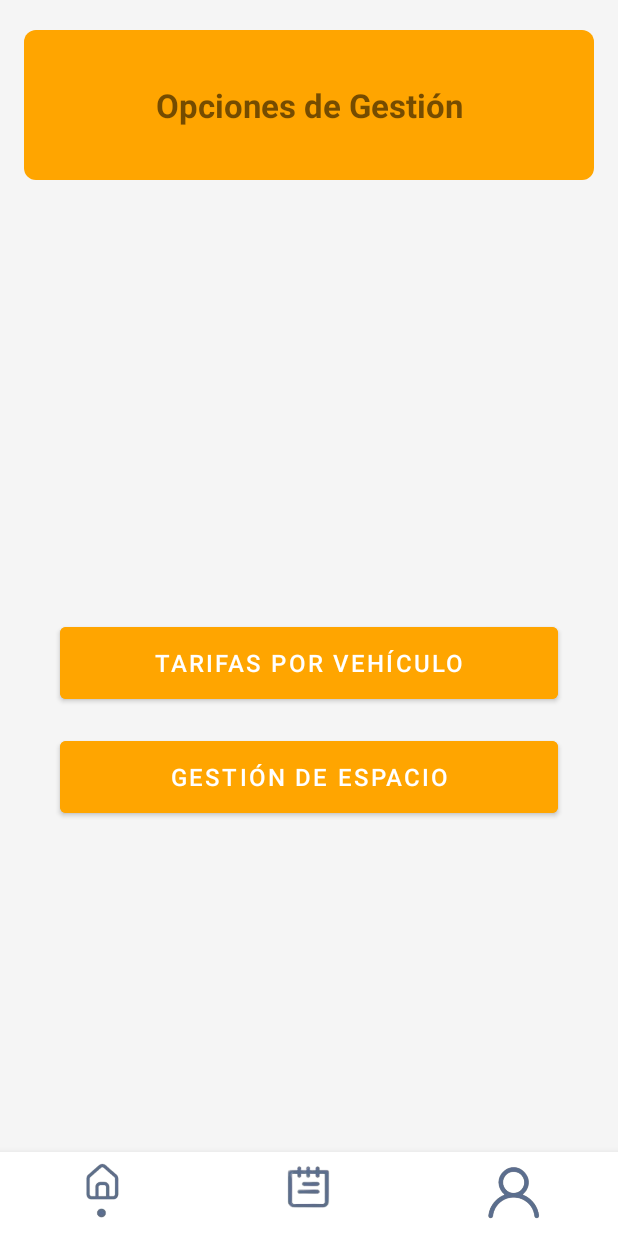
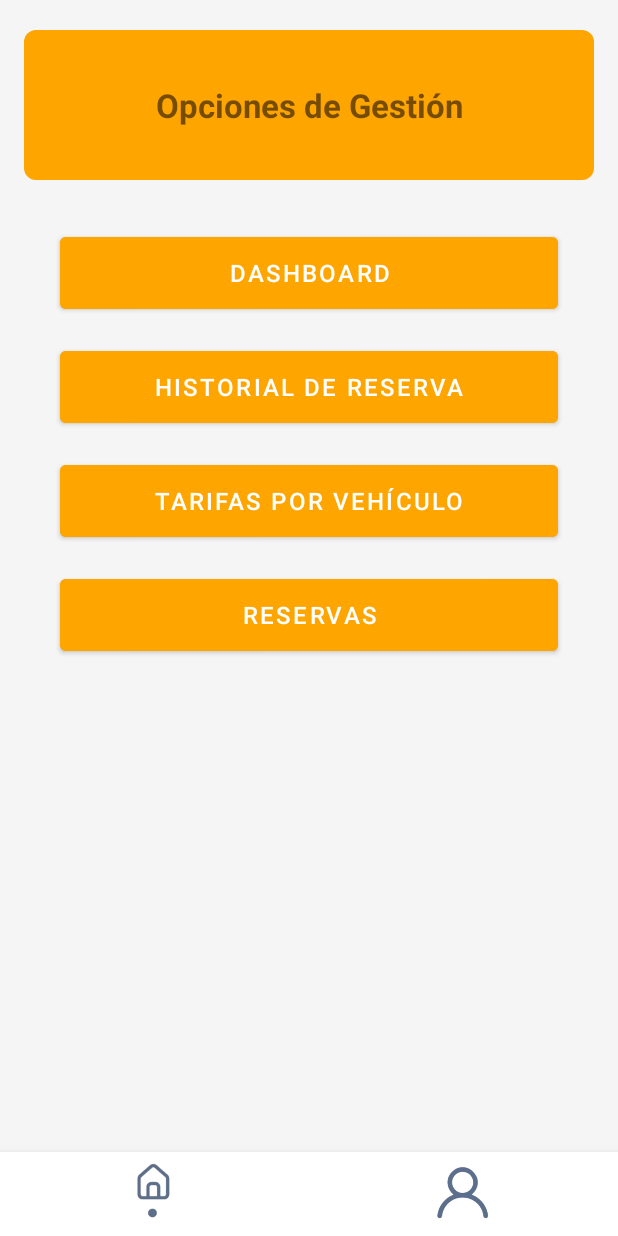
Before and after one commit to Frost173/IntegradorApp, an Android app: the ActivityAdminint screen opened directly, with no data from a screen before it, on a phone screen of 412 x 824 dp. Run offline under Robolectric (Android 15) with nearby library versions, the phone set to English and light mode, and no system bars.

Commit message:
avance 3.8

```diff
--- a/app/src/main/AndroidManifest.xml
+++ b/app/src/main/AndroidManifest.xml
@@ -70,6 +70,8 @@
         <activity android:name=".ActivityPerfilAdmin" tools:ignore="Instantiatable" />
         <activity android:name=".ListaUsuariosActivity" android:exported="false" />
         <activity android:name=".PagoReservaActivity" android:exported="false" />
+        <activity android:name=".DashboardActivity" android:exported="false" />
+
 
     </application>
 </manifest>
--- a/app/src/main/java/com/cochera/miproyectointegrador/ActivityAdminint.java
+++ b/app/src/main/java/com/cochera/miproyectointegrador/ActivityAdminint.java
@@ -10,46 +10,54 @@ import androidx.appcompat.app.AppCompatActivity;
 
 public class ActivityAdminint extends AppCompatActivity {
 
-    private Button btnTarifas, btnGestionEspacio;
-    private ImageButton btnHome, btnHistorial, btnPerfil;
+    private Button btnDashboard, btnTarifas, btnHistorialReserva, btnReservas;
+    private ImageButton btnHome, btnPerfil;
 
     @Override
     protected void onCreate(Bundle savedInstanceState) {
         super.onCreate(savedInstanceState);
         setContentView(R.layout.activity_adminint);
 
+        // Botones principales
+        btnDashboard = findViewById(R.id.btnDashboard);
         btnTarifas = findViewById(R.id.btnTarifas);
-        btnGestionEspacio = findViewById(R.id.btnGestionEspacio);
+        btnHistorialReserva = findViewById(R.id.btnHistorialReserva);
+        btnReservas = findViewById(R.id.btnReservas);  // Botón presente, aún sin funcionalidad
 
+        // Botones inferiores
         btnHome = findViewById(R.id.btnHome);
-        btnHistorial = findViewById(R.id.btnHistorial);
         btnPerfil = findViewById(R.id.btnPerfil);
 
+        // Ir al Dashboard
+        btnDashboard.setOnClickListener(v -> {
+            Intent dashboardIntent = new Intent(ActivityAdminint.this, DashboardActivity.class);
+            startActivity(dashboardIntent);
+        });
+
+        // Ir a Tarifas
         btnTarifas.setOnClickListener(v -> {
             Intent tarifasIntent = new Intent(ActivityAdminint.this, TarifasActivity.class);
             startActivity(tarifasIntent);
         });
 
-        btnGestionEspacio.setOnClickListener(v -> {
-            Intent gestionIntent = new Intent(ActivityAdminint.this, ActivityAdminint.class); // Cambia a tu clase real
-            startActivity(gestionIntent);
+        // Ir al historial de reservas
+        btnHistorialReserva.setOnClickListener(v -> {
+            Intent historialIntent = new Intent(ActivityAdminint.this, ActivityHistorialReserva.class);
+            startActivity(historialIntent);
         });
 
+        // Botón Reservas aún sin funcionalidad
+        btnReservas.setOnClickListener(v -> {
+            Log.d("ActivityAdminint", "Botón de Reservas presionado, funcionalidad aún no implementada.");
+        });
+
+        // Botón inferior Home
         btnHome.setOnClickListener(v -> {
-            Intent homeIntent = new Intent(ActivityAdminint.this, ActivityAdminint.class); // Cambia a tu actividad principal
+            Intent homeIntent = new Intent(ActivityAdminint.this, ActivityAdminint.class);
             startActivity(homeIntent);
         });
 
-        if (btnHistorial != null) {
-            btnHistorial.setOnClickListener(v -> {
-                Intent historialIntent = new Intent(ActivityAdminint.this, ActivityHistorialReserva.class);
-                startActivity(historialIntent);
-            });
-        } else {
-            Log.e("ActivityAdminint", "btnHistorial no encontrado en el layout");
-        }
-
-        // Aquí agregamos el listener para btnPerfil
+        // Ir al perfil del admin
         btnPerfil.setOnClickListener(v -> {
             Intent perfilIntent = new Intent(ActivityAdminint.this, ActivityPerfilAdmin.class);
             startActivity(perfilIntent);
--- a/app/src/main/res/layout/activity_adminint.xml
+++ b/app/src/main/res/layout/activity_adminint.xml
@@ -6,32 +6,54 @@
     android:layout_height="match_parent"
     android:background="#F5F5F5">
 
-    <!-- Franja naranja -->
+    <!-- Título principal -->
     <TextView
-        android:id="@+id/textView2"
+        android:id="@+id/textViewTitulo"
         android:layout_width="0dp"
         android:layout_height="100dp"
         android:background="@drawable/backdos_franja"
-        android:padding="24dp"
         android:text="Opciones de Gestión"
         android:textSize="22sp"
         android:textStyle="bold"
         android:gravity="center"
+        android:padding="24dp"
+        android:layout_marginTop="20dp"
+        android:layout_marginHorizontal="16dp"
         app:layout_constraintTop_toTopOf="parent"
         app:layout_constraintStart_toStartOf="parent"
-        app:layout_constraintEnd_toEndOf="parent"
-        android:layout_marginTop="20dp"
-        android:layout_marginHorizontal="16dp" />
+        app:layout_constraintEnd_toEndOf="parent" />
 
-    <!-- Contenedor invisible para centrar los botones en medio -->
-    <androidx.constraintlayout.widget.Guideline
-        android:id="@+id/centerGuide"
-        android:layout_width="wrap_content"
-        android:layout_height="wrap_content"
-        android:orientation="horizontal"
-        app:layout_constraintGuide_percent="0.5" />
+    <!-- Botón Dashboard -->
+    <Button
+        android:id="@+id/btnDashboard"
+        android:layout_width="0dp"
+        android:layout_height="60dp"
+        android:text="Dashboard"
+        android:backgroundTint="#FFA500"
+        android:textColor="#FFFFFF"
+        android:textSize="16sp"
+        android:layout_marginTop="32dp"
+        android:layout_marginHorizontal="40dp"
+        app:layout_constraintTop_toBottomOf="@id/textViewTitulo"
+        app:layout_constraintStart_toStartOf="parent"
+        app:layout_constraintEnd_toEndOf="parent" />
 
-    <!-- Botón Tarifas -->
+    <!-- Botón Historial de Reserva -->
+    <Button
+        android:id="@+id/btnHistorialReserva"
+        android:layout_width="0dp"
+        android:layout_height="60dp"
+        android:text="Historial de Reserva"
+        android:backgroundTint="#FFA500"
+        android:textColor="#FFFFFF"
+        android:textSize="16sp"
+        android:layout_marginTop="16dp"
+        android:layout_marginHorizontal="40dp"
+        app:layout_constraintTop_toBottomOf="@id/btnDashboard"
+        app:layout_constraintStart_toStartOf="parent"
+        app:layout_constraintEnd_toEndOf="parent" />
+
+    <!-- Botón Tarifas por Vehículo -->
     <Button
         android:id="@+id/btnTarifas"
         android:layout_width="0dp"
@@ -40,28 +62,28 @@
         android:backgroundTint="#FFA500"
         android:textColor="#FFFFFF"
         android:textSize="16sp"
-        app:layout_constraintTop_toTopOf="@+id/centerGuide"
+        android:layout_marginTop="16dp"
+        android:layout_marginHorizontal="40dp"
+        app:layout_constraintTop_toBottomOf="@id/btnHistorialReserva"
         app:layout_constraintStart_toStartOf="parent"
-        app:layout_constraintEnd_toEndOf="parent"
-        android:layout_marginHorizontal="40dp"
-        android:layout_marginBottom="8dp" />
+        app:layout_constraintEnd_toEndOf="parent" />
 
-    <!-- Botón Gestión de Espacio -->
+    <!-- Botón Reservas -->
     <Button
-        android:id="@+id/btnGestionEspacio"
+        android:id="@+id/btnReservas"
         android:layout_width="0dp"
         android:layout_height="60dp"
-        android:text="Gestión de Espacio"
+        android:text="Reservas"
         android:backgroundTint="#FFA500"
         android:textColor="#FFFFFF"
         android:textSize="16sp"
-        app:layout_constraintTop_toBottomOf="@+id/btnTarifas"
+        android:layout_marginTop="16dp"
+        android:layout_marginHorizontal="40dp"
+        app:layout_constraintTop_toBottomOf="@id/btnTarifas"
         app:layout_constraintStart_toStartOf="parent"
-        app:layout_constraintEnd_toEndOf="parent"
-        android:layout_marginHorizontal="40dp"
-        android:layout_marginTop="16dp" />
+        app:layout_constraintEnd_toEndOf="parent" />
 
-    <!-- Barra inferior -->
+    <!-- Barra inferior sin botón de historial -->
     <LinearLayout
         android:id="@+id/barraInferior"
         android:layout_width="0dp"
@@ -69,6 +91,7 @@
         android:orientation="horizontal"
         android:background="#FFFFFF"
         android:elevation="8dp"
+        android:layout_marginTop="16dp"
         app:layout_constraintBottom_toBottomOf="parent"
         app:layout_constraintStart_toStartOf="parent"
         app:layout_constraintEnd_toEndOf="parent">
@@ -84,16 +107,6 @@
             android:contentDescription="Inicio" />
 
         <ImageButton
-            android:id="@+id/btnHistorial"
-            android:layout_width="0dp"
-            android:layout_height="match_parent"
-            android:layout_weight="1"
-            android:src="@drawable/calendario"
-            android:background="@android:color/transparent"
-            android:scaleType="centerInside"
-            android:contentDescription="Historial" />
-
-        <ImageButton
             android:id="@+id/btnPerfil"
             android:layout_width="0dp"
             android:layout_height="match_parent"
```
Also changed, not shown: app/build.gradle.kts (+14 -18 lines), app/src/main/java/com/cochera/miproyectointegrador/CustomBarChartView.java (added, +65 -0 lines), app/src/main/java/com/cochera/miproyectointegrador/CustomLineChartView.java (added, +75 -0 lines), app/src/main/java/com/cochera/miproyectointegrador/DashboardActivity.java (added, +147 -0 lines), app/src/main/java/com/cochera/miproyectointegrador/DataBase/DBHelper.java (+112 -0 lines), app/src/main/res/layout/activity_dashboard.xml (added, +133 -0 lines), build.gradle.kts (+4 -5 lines), settings.gradle.kts (+2 -7 lines).
